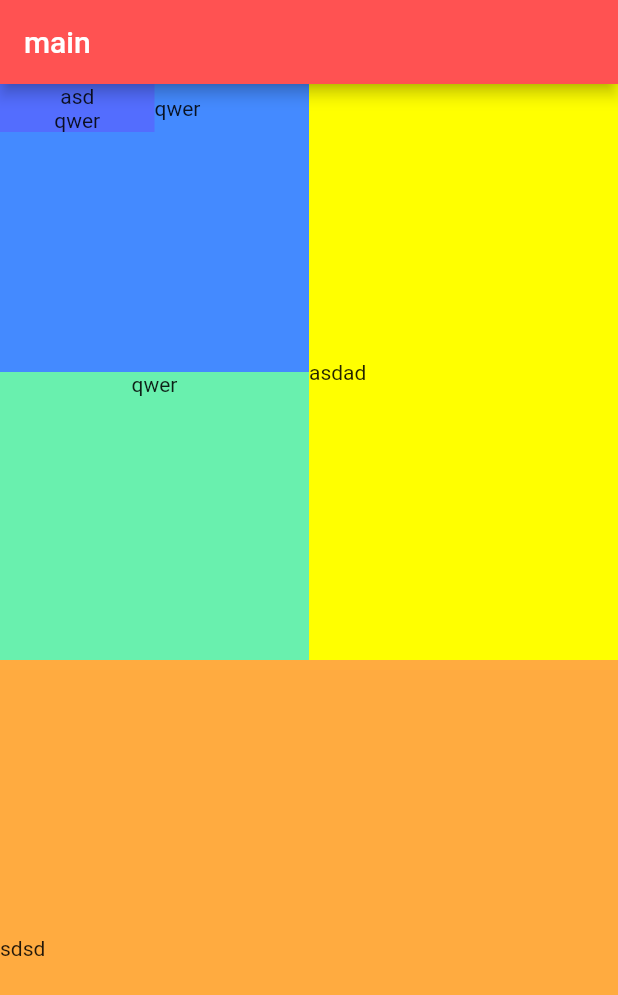
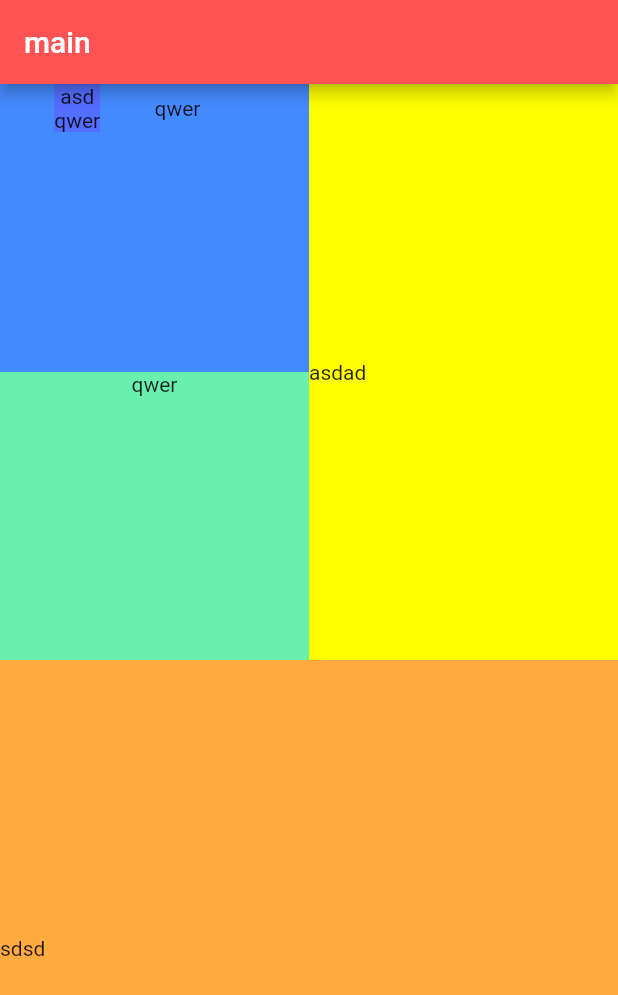
Before and after one commit to selpeapi/flutter_app2, a Flutter app: the screen it shows after launch, on a phone screen of 412 x 824 dp. Shown: the top 995 px of the screen. Run offline on Flutter 3.47's test engine with Material 2 defaults, Android fonts, the phone set to English and light mode, and no system bars.

Commit message:
5차 위젯 배치 수정중4_1

```diff
--- a/lib/main.dart
+++ b/lib/main.dart
@@ -53,15 +53,23 @@ class _MainPageState extends State<MainPage> {
                                                 Row(
                                                   children: [
                                                     Expanded(
-                                                        child: Container(
-                                                      child: Column(
-                                                        children: [
-                                                          Text("asd"),
-                                                          Text("qwer")
-                                                        ],
-                                                      ),
-                                                      color:
-                                                          Colors.indigoAccent,
+                                                        child: Column(
+                                                      children: [
+                                                        Container(
+                                                          child: Column(
+                                                            children: [
+                                                              Container(
+                                                                  color: Colors
+                                                                      .indigoAccent,
+                                                                  child: Text(
+                                                                      "asd")),
+                                                              Text("qwer")
+                                                            ],
+                                                          ),
+                                                          color: Colors
+                                                              .indigoAccent,
+                                                        ),
+                                                      ],
                                                     )),
                                                     Expanded(
                                                         child: Text("qwer")),
```
